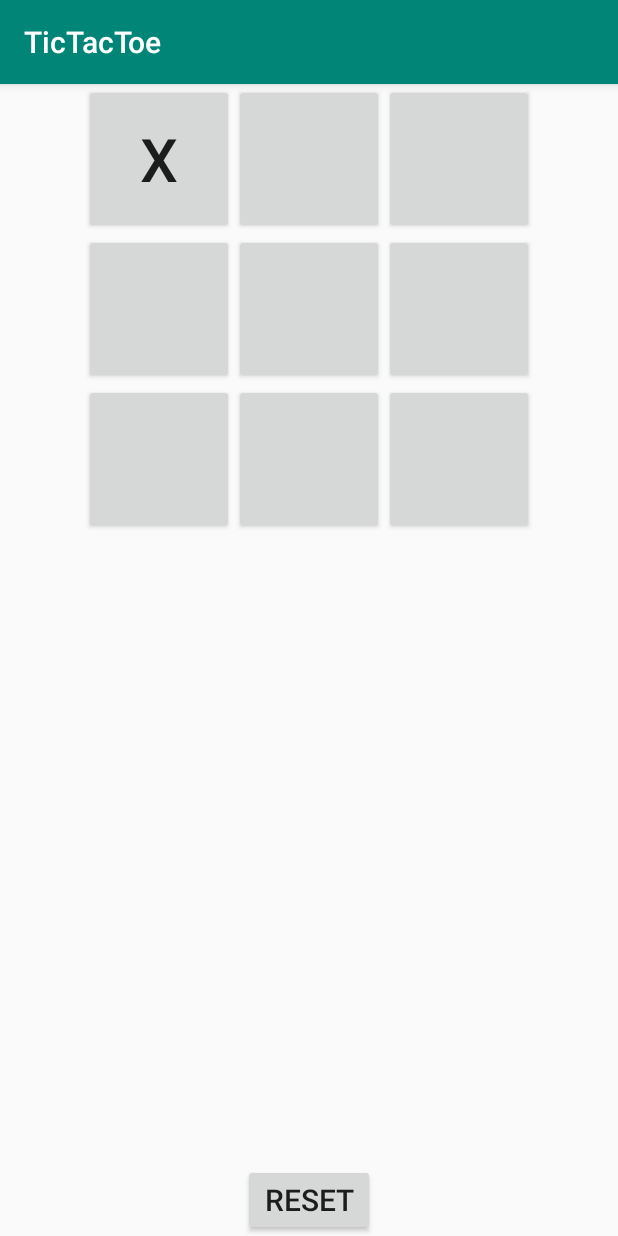
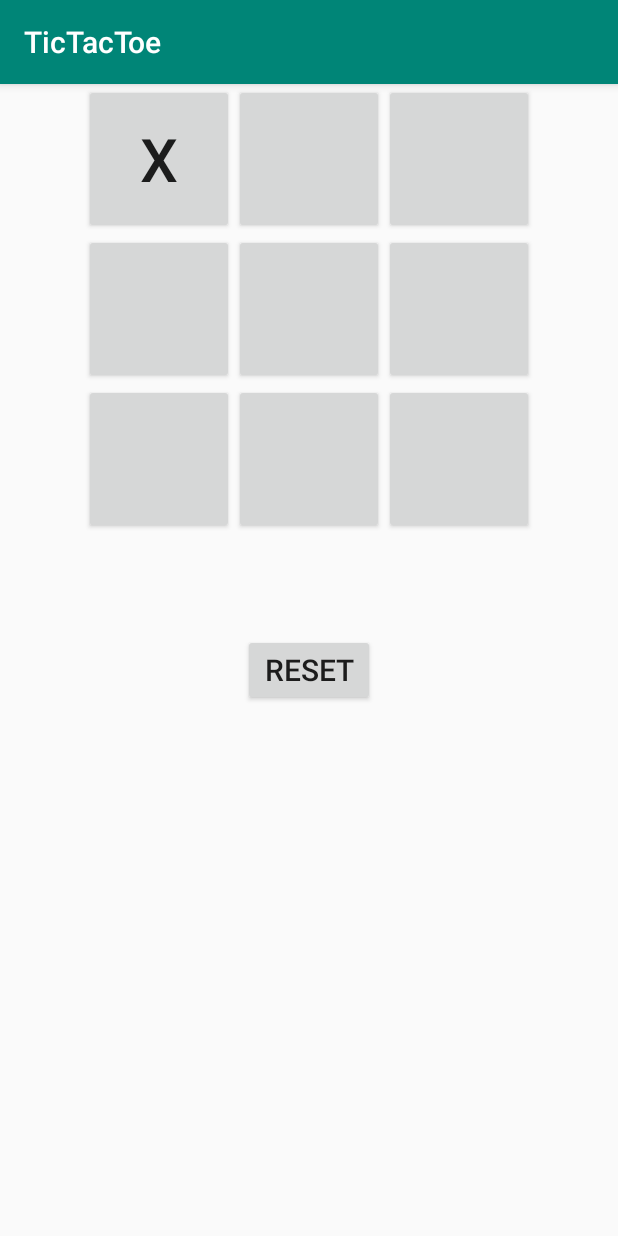
Before and after one commit to 10810765/TicTacToe, an Android app: the screen it shows after launch (MainActivity), after a tap on an icon or button, on a phone screen of 412 x 824 dp. Run offline under Robolectric (Android 15) with nearby library versions, the phone set to English and light mode, and no system bars.

Commit message:
Added method won() App locked to portrait mode Player feedback added

```diff
--- a/app/src/main/AndroidManifest.xml
+++ b/app/src/main/AndroidManifest.xml
@@ -9,7 +9,8 @@
         android:roundIcon="@mipmap/ic_launcher_round"
         android:supportsRtl="true"
         android:theme="@style/AppTheme">
-        <activity android:name=".MainActivity">
+        <activity android:name=".MainActivity"
+                  android:screenOrientation="portrait">
             <intent-filter>
                 <action android:name="android.intent.action.MAIN" />
 
--- a/app/src/main/java/com/example/marijn/tictactoe/Game.java
+++ b/app/src/main/java/com/example/marijn/tictactoe/Game.java
@@ -1,41 +1,90 @@
 package com.example.marijn.tictactoe;
-
-import android.widget.TextView;
 
 import java.io.Serializable;
 
+import static com.example.marijn.tictactoe.GameState.DRAW;
+import static com.example.marijn.tictactoe.GameState.IN_PROGRESS;
+import static com.example.marijn.tictactoe.GameState.PLAYER_ONE;
+import static com.example.marijn.tictactoe.GameState.PLAYER_TWO;
+import static com.example.marijn.tictactoe.TileState.BLANK;
+import static com.example.marijn.tictactoe.TileState.CIRCLE;
+import static com.example.marijn.tictactoe.TileState.CROSS;
+import static com.example.marijn.tictactoe.TileState.INVALID;
+
 public class Game implements Serializable {
+
+
 
     final private int BOARD_SIZE = 3;
     private TileState[][] board;
 
     private Boolean playerOneTurn;  // true if player 1's turn, false if player 2's turn
     private int movesPlayed;
-    private Boolean gameOver;
+    public Boolean gameOver;
 
     public Game() {
 
         board = new TileState[BOARD_SIZE][BOARD_SIZE];
-        for(int i=0; i<BOARD_SIZE; i++)
-            for(int j=0; j<BOARD_SIZE; j++)
-                board[i][j] = TileState.BLANK;
+        for (int i = 0; i < BOARD_SIZE; i++)
+            for (int j = 0; j < BOARD_SIZE; j++)
+                board[i][j] = BLANK;
 
         playerOneTurn = true;
         gameOver = false;
     }
 
     public TileState choose(int row, int column) {
-        if (board[row][column] != TileState.BLANK)
-            return TileState.INVALID;
-        if (board[row][column] == TileState.BLANK)
+        if (board[row][column] != BLANK)
+            return INVALID;
+        if (board[row][column] == BLANK)
             if (playerOneTurn == true) {
-                board[row][column] = TileState.CROSS;
+                board[row][column] = CROSS;
             } else {
-                board[row][column] = TileState.CIRCLE;
+                board[row][column] = CIRCLE;
             }
 
         movesPlayed += 1;
+
         playerOneTurn = !playerOneTurn;
         return board[row][column];
     }
+
+    public GameState won(int row, int column) {
+
+        // Booleans used to check if someone has won the game
+        boolean horizontal = true;
+        boolean vertical = true;
+        boolean diagonal = true;
+        boolean diagonal2 = true;
+
+        for (int num = 0; num < BOARD_SIZE; num++) {
+            if (board[row][column] != board[row][num])
+                horizontal = false;
+
+            if (board[row][column] != board[num][column])
+                vertical = false;
+
+            if (board[row][column] != board[num][num])
+                diagonal = false;
+
+            if (board[row][column] != board[(BOARD_SIZE - 1) - num][num])
+                diagonal2 = false;
+        }
+
+        if (horizontal == true || vertical == true || diagonal == true || diagonal2 == true) {
+            gameOver = true;
+            if (board[row][column] == CROSS) {
+                return PLAYER_ONE;
+            } else {
+                return PLAYER_TWO;
+            }
+        }
+
+        if (movesPlayed == (BOARD_SIZE * BOARD_SIZE)) {
+            gameOver = true;
+            return DRAW;
+        } else {
+        return IN_PROGRESS;
+        }
+    }
 }
--- a/app/src/main/java/com/example/marijn/tictactoe/GameState.java
+++ b/app/src/main/java/com/example/marijn/tictactoe/GameState.java
@@ -4,5 +4,5 @@ public enum GameState {
     IN_PROGRESS,
     PLAYER_ONE,
     PLAYER_TWO,
-    DRAW,
+    DRAW
 }
--- a/app/src/main/java/com/example/marijn/tictactoe/MainActivity.java
+++ b/app/src/main/java/com/example/marijn/tictactoe/MainActivity.java
@@ -5,11 +5,9 @@ import android.os.Bundle;
 import android.view.View;
 import android.widget.TextView;
 
-
-
 public class MainActivity extends AppCompatActivity {
 
-    String[] allButtons = {"button1", "button2", "button3", "button4", "button5", "button6", "button7", "button8", "button9"};
+    String[] allButtons = {"button1", "button2", "button3", "button4", "button5", "button6", "button7", "button8", "button9", "messageDisplay"};
 
     Game game;
 
@@ -18,9 +16,12 @@ public class MainActivity extends AppCompatActivity {
         super.onCreate(savedInstanceState);
         setContentView(R.layout.activity_main);
         game = new Game();
+
         if (savedInstanceState == null) {
             return;
         } else {
+            game.gameOver = savedInstanceState.getBoolean("gameEnd");
+
             for (String button : allButtons) {
                 int resourceID = getResources().getIdentifier(button, "id", getPackageName());
                 TextView text = findViewById(resourceID);
@@ -31,6 +32,7 @@ public class MainActivity extends AppCompatActivity {
 
     public void onSaveInstanceState(Bundle outState) {
         super.onSaveInstanceState(outState); // always call super
+        outState.putBoolean("gameEnd", game.gameOver);
 
         // Save the state with outState
         for (String button : allButtons) {
@@ -41,6 +43,9 @@ public class MainActivity extends AppCompatActivity {
     }
 
     public void tileClicked(View view) {
+        if (game.gameOver == true)
+            return;
+
         int id = view.getId();
 
         int row = 0;
@@ -98,10 +103,27 @@ public class MainActivity extends AppCompatActivity {
             case INVALID:
                 return;
         }
+
         TextView field = (TextView) view;
         field.setText(draw);
+
+        GameState message = game.won(row, column);
+        TextView editText = (TextView)findViewById(R.id.messageDisplay);
+
+        switch (message) {
+            case IN_PROGRESS:
+                break;
+            case PLAYER_ONE:
+                editText.setText("Player One has won!");
+                break;
+            case PLAYER_TWO:
+                editText.setText("Player Two has won!");
+                break;
+            case DRAW:
+                editText.setText("It's a draw!");
+                break;
+        }
     }
-
 
     public void resetClicked(View view) {
 
--- a/app/src/main/java/com/example/marijn/tictactoe/TileState.java
+++ b/app/src/main/java/com/example/marijn/tictactoe/TileState.java
@@ -4,5 +4,5 @@ public enum TileState {
     BLANK,
     CROSS,
     CIRCLE,
-    INVALID,
+    INVALID
 }
--- a/app/src/main/res/layout/activity_main.xml
+++ b/app/src/main/res/layout/activity_main.xml
@@ -9,9 +9,8 @@
 
     <android.support.v7.widget.GridLayout
         android:layout_width="wrap_content"
-        android:layout_height="match_parent"
+        android:layout_height="wrap_content"
         android:layout_gravity="center"
-        android:layout_weight="1"
         app:columnCount="3">
 
         <Button
@@ -30,7 +29,7 @@
             android:onClick="tileClicked"
             android:textSize="40sp"
             app:layout_column="1"
-            app:layout_row="0"/>
+            app:layout_row="0" />
 
         <Button
             android:id="@+id/button3"
@@ -39,7 +38,7 @@
             android:onClick="tileClicked"
             android:textSize="40sp"
             app:layout_column="2"
-            app:layout_row="0"/>
+            app:layout_row="0" />
 
         <Button
             android:id="@+id/button4"
@@ -48,7 +47,7 @@
             android:onClick="tileClicked"
             android:textSize="40sp"
             app:layout_column="0"
-            app:layout_row="1"/>
+            app:layout_row="1" />
 
         <Button
             android:id="@+id/button5"
@@ -57,7 +56,7 @@
             android:onClick="tileClicked"
             android:textSize="40sp"
             app:layout_column="1"
-            app:layout_row="1"/>
+            app:layout_row="1" />
 
         <Button
             android:id="@+id/button6"
@@ -66,7 +65,7 @@
             android:onClick="tileClicked"
             android:textSize="40sp"
             app:layout_column="2"
-            app:layout_row="1"/>
+            app:layout_row="1" />
 
         <Button
             android:id="@+id/button7"
@@ -75,7 +74,7 @@
             android:onClick="tileClicked"
             android:textSize="40sp"
             app:layout_column="0"
-            app:layout_row="2"/>
+            app:layout_row="2" />
 
         <Button
             android:id="@+id/button8"
@@ -84,7 +83,7 @@
             android:onClick="tileClicked"
             android:textSize="40sp"
             app:layout_column="1"
-            app:layout_row="2"/>
+            app:layout_row="2" />
 
         <Button
             android:id="@+id/button9"
@@ -93,9 +92,18 @@
             android:onClick="tileClicked"
             android:textSize="40sp"
             app:layout_column="2"
-            app:layout_row="2"/>
+            app:layout_row="2" />
 
     </android.support.v7.widget.GridLayout>
+
+    <TextView
+        android:id="@+id/messageDisplay"
+        android:layout_width="match_parent"
+        android:layout_height="wrap_content"
+        android:layout_marginTop="16dp"
+        android:layout_marginBottom="16dp"
+        android:textAlignment="center"
+        android:textSize="25sp"/>
 
     <Button
         android:id="@+id/resetButton"
@@ -104,6 +112,6 @@
         android:layout_gravity="center"
         android:onClick="resetClicked"
         android:text="Reset"
-        android:textSize="20sp"/>
+        android:textSize="20sp" />
 
 </LinearLayout>
```
